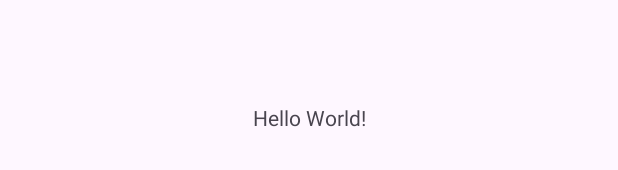
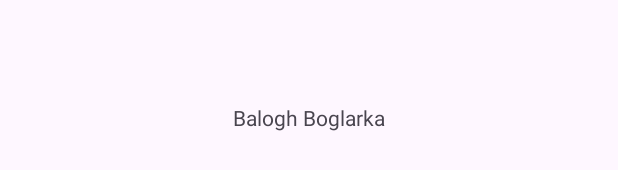
Before and after one commit to bogibalogh/proba, an Android app: the layout activity_main.xml on its own in the app's theme, with its tools: preview values and no code run, on a phone screen of 412 x 824 dp. Shown: the part 501-671 px from the top of the screen. Run offline under Robolectric (Android 15) with nearby library versions, the phone set to English and light mode, and no system bars.

Commit message:
New text commit

```diff
--- a/app/src/main/res/layout/activity_main.xml
+++ b/app/src/main/res/layout/activity_main.xml
@@ -10,7 +10,7 @@
     <TextView
         android:layout_width="wrap_content"
         android:layout_height="wrap_content"
-        android:text="Hello World!"
+        android:text="Balogh Boglarka"
         app:layout_constraintBottom_toBottomOf="parent"
         app:layout_constraintEnd_toEndOf="parent"
         app:layout_constraintStart_toStartOf="parent"
```
